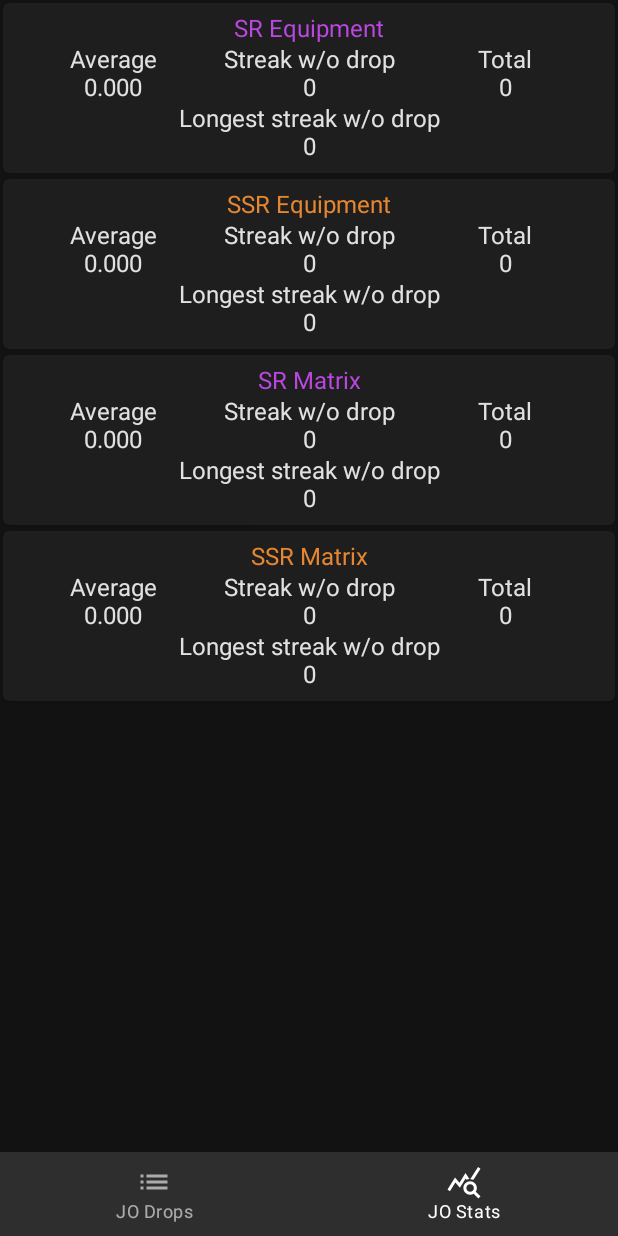
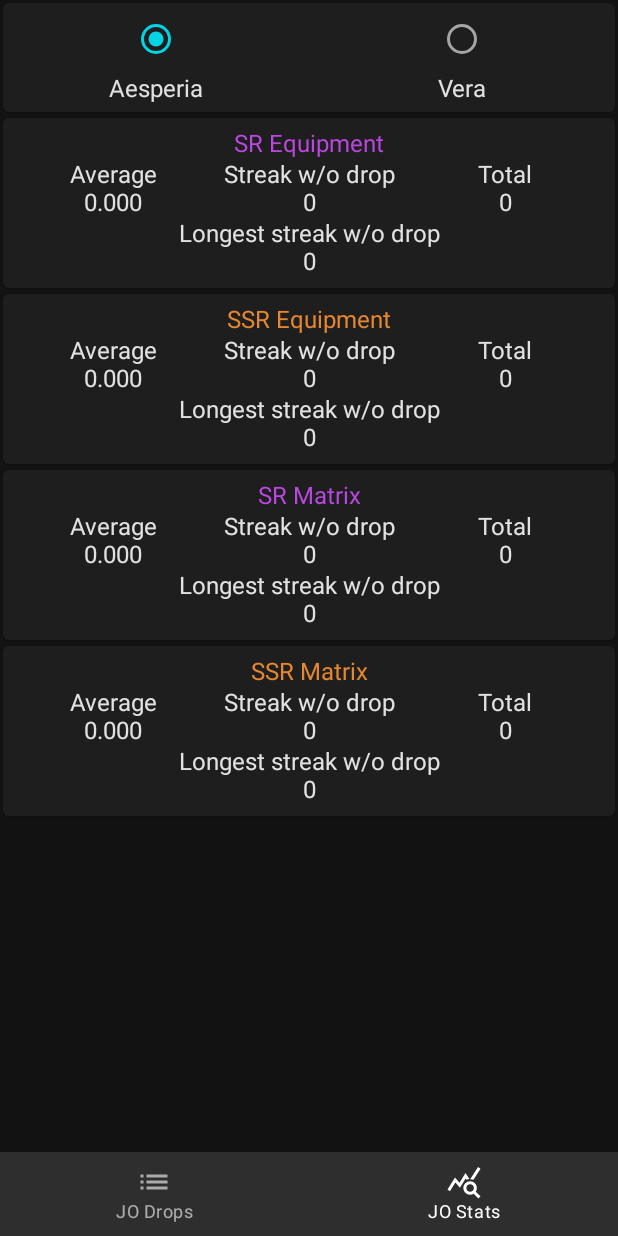
Before and after one commit to ceribe/tower-of-fantasy-assistant, an Android app built with Jetpack Compose: the JODropStatsScreen screen opened through its navigation route, on a phone screen of 412 x 824 dp. Run offline under Robolectric (Android 15) with nearby library versions, the phone set to English and light mode, and no system bars; our stand-ins replace Dagger/Hilt's generated code, accompanist.

Commit message:
Add region selection to stats

```diff
--- /dev/null
+++ b/app/src/main/java/com/kagamiapps/tofassistant/ui/jo_drop_stats/JODropStatsEvent.kt
@@ -0,0 +1,7 @@
+package com.kagamiapps.tofassistant.ui.jo_drop_stats
+
+import com.kagamiapps.tofassistant.data.consts.Region
+
+sealed class JODropStatsEvent {
+    data class OnRegionChange(val region: Region): JODropStatsEvent()
+}
--- a/app/src/main/java/com/kagamiapps/tofassistant/ui/jo_drop_stats/JODropStatsScreen.kt
+++ b/app/src/main/java/com/kagamiapps/tofassistant/ui/jo_drop_stats/JODropStatsScreen.kt
@@ -4,6 +4,7 @@ import androidx.compose.foundation.layout.*
 import androidx.compose.foundation.rememberScrollState
 import androidx.compose.foundation.verticalScroll
 import androidx.compose.material.Card
+import androidx.compose.material.RadioButton
 import androidx.compose.material.Scaffold
 import androidx.compose.material.Text
 import androidx.compose.runtime.Composable
@@ -15,6 +16,7 @@ import androidx.compose.ui.text.style.TextAlign
 import androidx.compose.ui.unit.dp
 import androidx.hilt.navigation.compose.hiltViewModel
 import com.kagamiapps.tofassistant.data.consts.DropType
+import com.kagamiapps.tofassistant.data.consts.Region
 import com.kagamiapps.tofassistant.ui.composables.MainBottomNav
 import com.kagamiapps.tofassistant.util.Routes
 import com.kagamiapps.tofassistant.util.UiEvent
@@ -36,6 +38,8 @@ fun JODropStatsScreen(
     val longestStreakWithoutDropOfType by
         viewModel.longestStreakWithoutDropOfType.collectAsState(initial = emptyMap())
 
+    val region by viewModel.region.collectAsState(initial = Region.Aesperia)
+
     Scaffold(
         bottomBar = { MainBottomNav(onNavigate = onNavigate, selectedRoute = Routes.JO_DROP_STATS) },
     ) { paddingValues ->
@@ -44,6 +48,33 @@ fun JODropStatsScreen(
                 .padding(paddingValues)
                 .verticalScroll(rememberScrollState())
         ) {
+            Card(
+                modifier = Modifier.padding(2.dp)
+            ) {
+                Row(
+                    horizontalArrangement = Arrangement.SpaceAround,
+                    modifier = Modifier
+                        .fillMaxWidth()
+                        .padding(bottom = 6.dp)
+                ) {
+                    Region.values().forEach {
+                        Column(
+                            horizontalAlignment = Alignment.CenterHorizontally,
+                            modifier = Modifier
+                                .weight(1f)
+                        ) {
+                            RadioButton(
+                                onClick = { viewModel.onEvent(JODropStatsEvent.OnRegionChange(it)) },
+                                selected = it == region
+                            )
+                            Text(
+                                text = it.name,
+                            )
+                        }
+                    }
+                }
+            }
+
             DropType.values().forEach { dropType ->
                 Card(
                     modifier = Modifier
--- a/app/src/main/java/com/kagamiapps/tofassistant/ui/jo_drop_stats/JODropStatsViewModel.kt
+++ b/app/src/main/java/com/kagamiapps/tofassistant/ui/jo_drop_stats/JODropStatsViewModel.kt
@@ -3,10 +3,12 @@ package com.kagamiapps.tofassistant.ui.jo_drop_stats
 import androidx.lifecycle.ViewModel
 import androidx.lifecycle.viewModelScope
 import com.kagamiapps.tofassistant.data.JOLootRepository
+import com.kagamiapps.tofassistant.data.consts.Region
+import com.kagamiapps.tofassistant.ui.jo_loot_list.JOLootListEvent
+import com.kagamiapps.tofassistant.util.Routes
+import com.kagamiapps.tofassistant.util.UiEvent
 import dagger.hilt.android.lifecycle.HiltViewModel
-import kotlinx.coroutines.flow.SharingStarted
-import kotlinx.coroutines.flow.map
-import kotlinx.coroutines.flow.stateIn
+import kotlinx.coroutines.flow.*
 import javax.inject.Inject
 
 @HiltViewModel
@@ -16,19 +18,34 @@ class JODropStatsViewModel @Inject constructor(
 
     private val loots = repository.getLoots().map { it.asReversed() }
 
-    val numberOfChestsSinceLastDropOfType = loots
+    val region = MutableStateFlow(Region.Aesperia)
+
+    private val filteredLoots = combine(loots, region) { loots, region ->
+        loots.filter { it.jo.region == region }
+    }
+
+    val numberOfChestsSinceLastDropOfType = filteredLoots
         .map(LootAnalyzer::calculateNumberOfChestsSinceLastDropOfType)
         .stateIn(viewModelScope, SharingStarted.WhileSubscribed(), emptyMap())
 
-    val totalDropsOfType = loots
+    val totalDropsOfType = filteredLoots
         .map(LootAnalyzer::calculateTotalDropsOfType)
         .stateIn(viewModelScope, SharingStarted.WhileSubscribed(), emptyMap())
 
-    val averageNumberOfDropsOfType = loots
+    val averageNumberOfDropsOfType = filteredLoots
         .map(LootAnalyzer::calculateAverageNumberOfDropsOfType)
         .stateIn(viewModelScope, SharingStarted.WhileSubscribed(), emptyMap())
 
-    val longestStreakWithoutDropOfType = loots
+    val longestStreakWithoutDropOfType = filteredLoots
         .map(LootAnalyzer::calculateLongestStreakWithoutDropOfType)
         .stateIn(viewModelScope, SharingStarted.WhileSubscribed(), emptyMap())
+
+
+    fun onEvent(event: JODropStatsEvent) {
+        when(event) {
+            is JODropStatsEvent.OnRegionChange -> {
+                region.value = event.region
+            }
+        }
+    }
 }
```
